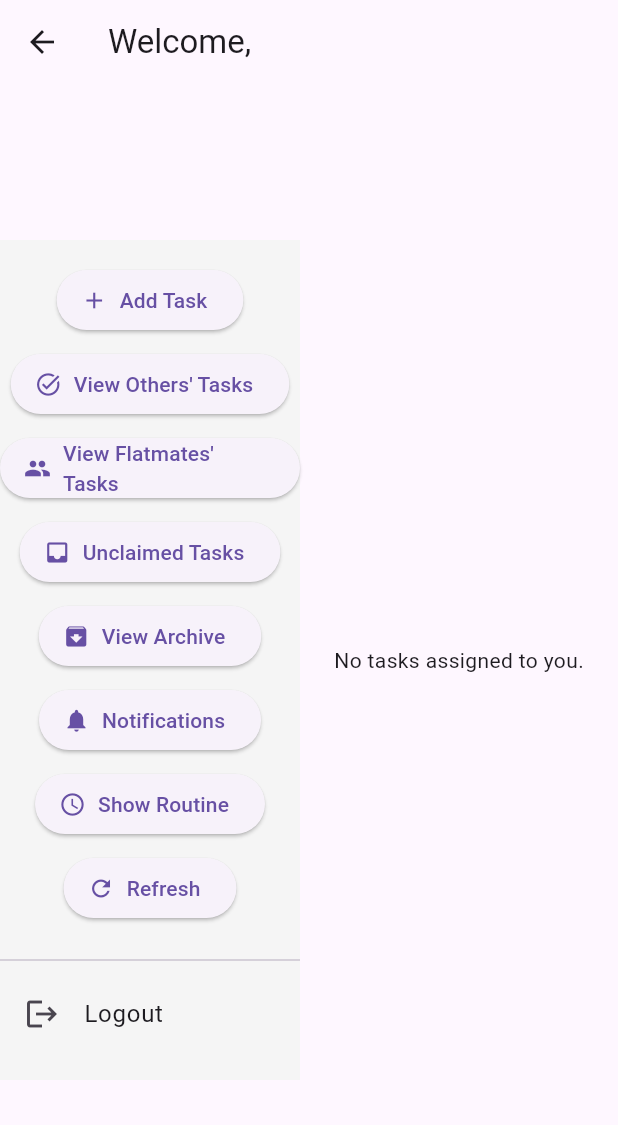
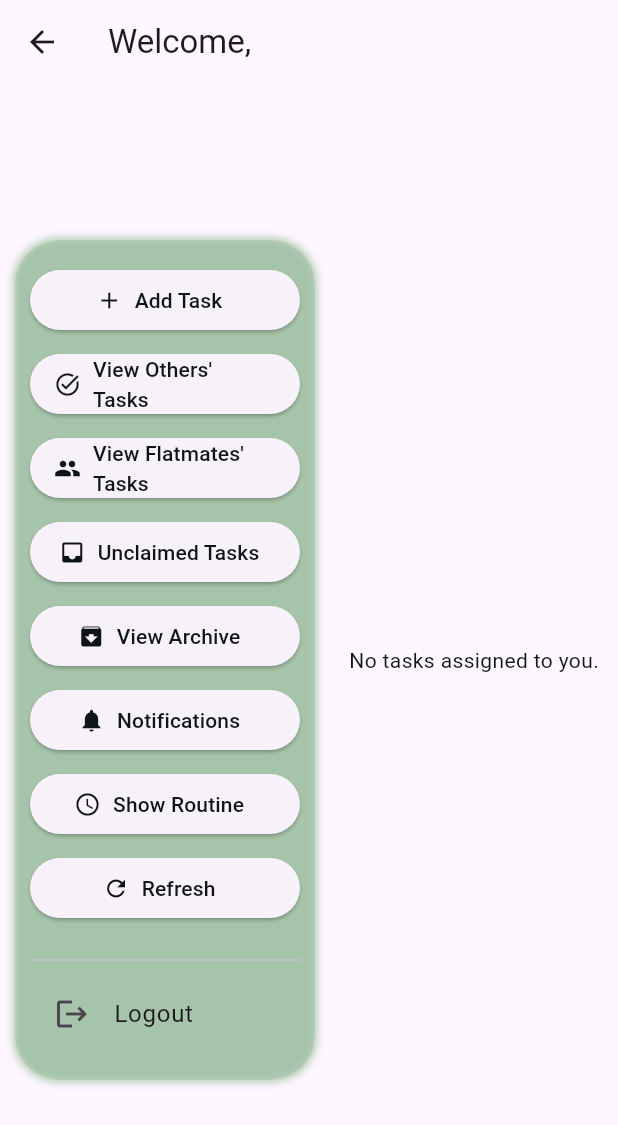
Before and after one commit to yuhanwwu/app_51, a Flutter app: the TaskPage screen opened directly with empty values, on a phone screen of 412 x 824 dp. Shown: the top 1125 px of the screen. Run offline on Flutter 3.47's test engine with Material 3 defaults, Android fonts, the phone set to English and light mode, and no system bars; our stand-ins replace cloud_firestore, firebase_auth, firebase_core, lottie, shared_preferences; missing offline and left inert: flutter_popup_card, universal_html; accounts and stored records are empty; network calls fail.

Commit message:
feat(ui): green ui, text, buttons and button alignment for navi bar

```diff
--- a/frontend/lib/main.dart
+++ b/frontend/lib/main.dart
@@ -233,7 +233,18 @@ class _MyAppState extends State<MyApp> {
       title: 'Task Manager',
       theme: ThemeData(
         primaryColor: AppColors.primary,
+        elevatedButtonTheme: ElevatedButtonThemeData(
+          style: ElevatedButton.styleFrom(foregroundColor: AppColors.text),
         ),
+        textTheme: const TextTheme(
+          bodyLarge: TextStyle(color: AppColors.text),
+          bodyMedium: TextStyle(color: AppColors.text),
+          labelLarge: TextStyle(color: AppColors.accent),
+        ),
+        textButtonTheme: TextButtonThemeData(
+          style: TextButton.styleFrom(foregroundColor: AppColors.accent),
+        ),
+      ),
       home: page,
     );
   }
--- a/frontend/lib/screens/add_task.dart
+++ b/frontend/lib/screens/add_task.dart
@@ -51,9 +51,9 @@ class _TaskInputScreenState extends State<TaskInputScreen> {
       'isOneOff': _isOneOff,
       'assignedFlat': assignedFlat,
       'assignedTo': _isOneOff
-        ? (_claimTask ? widget.userRef : null)
-        : widget.userRef,
-        // null : widget.userRef,
+          ? (_claimTask ? widget.userRef : null)
+          : widget.userRef,
+      // null : widget.userRef,
       'done': _isOneOff ? false : null,
       'setDate': DateFormat('yyyy-MM-dd').format(DateTime.now()),
       'priority': _isOneOff ? _priority : false,
--- a/frontend/lib/screens/task_page.dart
+++ b/frontend/lib/screens/task_page.dart
@@ -20,7 +20,8 @@ import '../main.dart';
 class TaskPage extends StatefulWidget {
   final FlatUser user;
   final VoidCallback onLogout;
-  const TaskPage({Key? key, required this.user, required this.onLogout}) : super(key: key);
+  const TaskPage({Key? key, required this.user, required this.onLogout})
+    : super(key: key);
 
   @override
   State<TaskPage> createState() => _TaskPageState();
@@ -35,7 +36,7 @@ class _TaskPageState extends State<TaskPage> {
   late final bool questionnaireDone;
   late final Flat flat;
   late Future<List<Task>> _allFlatTasks;
-  late Future<List<Task>> _userTasks;  // All tasks assigned to the user
+  late Future<List<Task>> _userTasks; // All tasks assigned to the user
   late Future<List<Task>> _unclaimedTasks;
 
   @override
@@ -88,7 +89,7 @@ class _TaskPageState extends State<TaskPage> {
         widthFactor: 0.5,
         child: PopupCard(
           elevation: 8,
-          color: AppColors.beige,
+          color: AppColors.background,
           shape: RoundedRectangleBorder(
             borderRadius: BorderRadius.circular(12),
           ),
@@ -122,7 +123,9 @@ class _TaskPageState extends State<TaskPage> {
   Future<List<Task>> fetchUserTasks(Future<List<Task>> allFlatTasks) async {
     final tasks = await allFlatTasks;
     // Filter all tasks assigned to the current user and not done
-    return tasks.where((t) => t.assignedTo == userRef && ((t.done ?? false) == false)).toList()
+    return tasks
+        .where((t) => t.assignedTo == userRef && ((t.done ?? false) == false))
+        .toList()
       ..sort((a, b) {
         // Prioritize by priority flag then setDate
         final priorityCompare = (b.priority ? 1 : 0) - (a.priority ? 1 : 0);
@@ -136,7 +139,9 @@ class _TaskPageState extends State<TaskPage> {
       });
   }
 
-  Future<List<Task>> fetchUnclaimedTasks(Future<List<Task>> allFlatTasks) async {
+  Future<List<Task>> fetchUnclaimedTasks(
+    Future<List<Task>> allFlatTasks,
+  ) async {
     final tasks = await allFlatTasks;
     return tasks.where((t) => t.assignedTo == null && t.isOneOff).toList()
       ..sort((a, b) {
@@ -153,7 +158,9 @@ class _TaskPageState extends State<TaskPage> {
 
   Future<List<Task>> fetchAllFlatTasks(DocumentReference flat) async {
     List<Task> allFlatTasks = [];
-    final queryRef = FirebaseFirestore.instance.collection('Tasks').where("assignedFlat", isEqualTo: flat);
+    final queryRef = FirebaseFirestore.instance
+        .collection('Tasks')
+        .where("assignedFlat", isEqualTo: flat);
     final querySnap = await queryRef.get();
     if (querySnap.docs.isNotEmpty) {
       allFlatTasks = querySnap.docs.map((doc) {
@@ -165,19 +172,26 @@ class _TaskPageState extends State<TaskPage> {
 
   Future<List<Task>> fetchArchivedTasks() async {
     final allTasks = await _allFlatTasks;
-    return allTasks.where((t) =>
+    return allTasks
+        .where(
+          (t) =>
               t.assignedTo == userRef &&
               (t.isOneOff || !t.isOneOff) &&
-      (t.done ?? false)
-    ).toList();
+              (t.done ?? false),
+        )
+        .toList();
   }
 
   Future<List<FlatUser>> fetchAllUsers(DocumentReference flat) async {
     List<FlatUser> allUsers = [];
-    final queryRef = FirebaseFirestore.instance.collection('Users').where('flat', isEqualTo: flat);
+    final queryRef = FirebaseFirestore.instance
+        .collection('Users')
+        .where('flat', isEqualTo: flat);
     final querySnap = await queryRef.get();
     if (querySnap.docs.isNotEmpty) {
-      allUsers = querySnap.docs.map((doc) => FlatUser.fromFirestore(doc)).toList();
+      allUsers = querySnap.docs
+          .map((doc) => FlatUser.fromFirestore(doc))
+          .toList();
     }
     return allUsers;
   }
@@ -186,7 +200,7 @@ class _TaskPageState extends State<TaskPage> {
     showModalBottomSheet(
       context: context,
       isScrollControlled: true,
-      backgroundColor: Colors.white,
+      backgroundColor: AppColors.background,
       shape: RoundedRectangleBorder(
         borderRadius: BorderRadius.vertical(top: Radius.circular(20)),
       ),
@@ -225,7 +239,7 @@ class _TaskPageState extends State<TaskPage> {
     showModalBottomSheet(
       context: context,
       isScrollControlled: true,
-      backgroundColor: Colors.white,
+      backgroundColor: AppColors.background,
       shape: RoundedRectangleBorder(
         borderRadius: BorderRadius.vertical(top: Radius.circular(20)),
       ),
@@ -250,14 +264,15 @@ class _TaskPageState extends State<TaskPage> {
     );
   }
 
-
   void _showOthersTasksModal() async {
     final allTasks = await _allFlatTasks;
-    final othersTasks = allTasks.where((t) => t.assignedTo != null && t.assignedTo != userRef).toList();
+    final othersTasks = allTasks
+        .where((t) => t.assignedTo != null && t.assignedTo != userRef)
+        .toList();
     showModalBottomSheet(
       context: context,
       isScrollControlled: true,
-      backgroundColor: Colors.white,
+      backgroundColor: AppColors.background,
       shape: RoundedRectangleBorder(
         borderRadius: BorderRadius.vertical(top: Radius.circular(20)),
       ),
@@ -286,7 +301,7 @@ class _TaskPageState extends State<TaskPage> {
     final users = await fetchAllUsers(flatDoc);
     showModalBottomSheet(
       context: context,
-      backgroundColor: Colors.white,
+      backgroundColor: AppColors.background,
       shape: RoundedRectangleBorder(
         borderRadius: BorderRadius.vertical(top: Radius.circular(20)),
       ),
@@ -300,7 +315,8 @@ class _TaskPageState extends State<TaskPage> {
               Navigator.push(
                 context,
                 MaterialPageRoute(
-                  builder: (context) => NudgeUserPage(user: u, allFlatTasks: _allFlatTasks),
+                  builder: (context) =>
+                      NudgeUserPage(user: u, allFlatTasks: _allFlatTasks),
                 ),
               );
             },
@@ -310,29 +326,17 @@ class _TaskPageState extends State<TaskPage> {
     );
   }
 
-  @override
-  Widget build(BuildContext context) {
-    return Scaffold(
-      appBar: AppBar(
-        title: Text('Welcome, $name'),
-      ),
-      body: Row(
-        children: [
-          Container(
-            width: 200,
-            color: Colors.grey[100],
-            child: SingleChildScrollView(
-              child: Column(
-                children: [
-                  const SizedBox(height: 16),
-                  ElevatedButton.icon(
+  Widget sidebarAddTaskButton() {
+    return FractionallySizedBox(
+      widthFactor: 1,
+      child: ElevatedButton.icon(
         icon: Icon(Icons.add),
         label: Text('Add Task'),
         onPressed: () {
           showModalBottomSheet(
             context: context,
             isScrollControlled: true,
-                        backgroundColor: Colors.white,
+            backgroundColor: AppColors.background,
             shape: RoundedRectangleBorder(
               borderRadius: BorderRadius.vertical(top: Radius.circular(20)),
             ),
@@ -347,52 +351,110 @@ class _TaskPageState extends State<TaskPage> {
           );
         },
       ),
+    );
+  }
+
+  @override
+  Widget build(BuildContext context) {
+    return Scaffold(
+      appBar: AppBar(title: Text('Welcome, $name')),
+      body: Row(
+        children: [
+          Padding(
+            padding: EdgeInsetsGeometry.all(10),
+            child: Container(
+              width: 200,
+              decoration: BoxDecoration(
+                color: AppColors.accent.withAlpha(70),
+                borderRadius: BorderRadius.circular(30),
+                boxShadow: [
+                  BoxShadow(
+                    color: AppColors.secondary,
+                    offset: Offset(0, 0),
+                    blurRadius: 4.0,
+                    spreadRadius: 1.0,
+                  ),
+                ],
+              ),
+              child: SingleChildScrollView(
+                child: Padding(
+                  padding: EdgeInsets.symmetric(horizontal: 10),
+                  child: Column(
+                    mainAxisAlignment: MainAxisAlignment.center,
+                    crossAxisAlignment: CrossAxisAlignment.start,
+                    children: [
+                      const SizedBox(height: 16),
+                      sidebarAddTaskButton(),
                       const SizedBox(height: 8),
-                  ElevatedButton.icon(
+                      FractionallySizedBox(
+                        widthFactor: 1,
+                        child: ElevatedButton.icon(
                           icon: Icon(Icons.task_alt),
                           label: Text("View Others' Tasks"),
                           onPressed: _showOthersTasksModal,
                         ),
+                      ),
                       const SizedBox(height: 8),
-                  ElevatedButton.icon(
+                      FractionallySizedBox(
+                        widthFactor: 1,
+                        child: ElevatedButton.icon(
                           icon: Icon(Icons.people),
                           label: Text('View Flatmates\' Tasks'),
                           onPressed: _showFlatmatesModal,
                         ),
+                      ),
                       const SizedBox(height: 8),
-                  ElevatedButton.icon(
+                      FractionallySizedBox(
+                        widthFactor: 1,
+                        child: ElevatedButton.icon(
                           icon: Icon(Icons.inbox),
                           label: Text('Unclaimed Tasks'),
                           onPressed: _showUnclaimedTasksModal,
                         ),
+                      ),
                       const SizedBox(height: 8),
-                  ElevatedButton.icon(
+                      FractionallySizedBox(
+                        widthFactor: 1,
+                        child: ElevatedButton.icon(
                           icon: Icon(Icons.archive),
                           label: Text('View Archive'),
                           onPressed: _showArchivedTasksModal,
                         ),
+                      ),
                       const SizedBox(height: 8),
-                  ElevatedButton.icon(
+                      FractionallySizedBox(
+                        widthFactor: 1,
+                        child: ElevatedButton.icon(
                           icon: Icon(Icons.notifications),
                           label: Text('Notifications'),
                           onPressed: () {
                             Navigator.push(
                               context,
-                        MaterialPageRoute(builder: (_) => NotificationsPage(username: username)),
+                              MaterialPageRoute(
+                                builder: (_) =>
+                                    NotificationsPage(username: username),
+                              ),
                             );
                           },
                         ),
+                      ),
                       const SizedBox(height: 8),
-                  ElevatedButton.icon(
+                      FractionallySizedBox(
+                        widthFactor: 1,
+                        child: ElevatedButton.icon(
                           icon: Icon(Icons.schedule),
                           label: Text('Show Routine'),
                           onPressed: () => showRoutineCard(context, flat),
                         ),
+                      ),
                       const SizedBox(height: 8),
-                  ElevatedButton.icon(
+                      FractionallySizedBox(
+                        widthFactor: 1,
+                        child: ElevatedButton.icon(
                           icon: Icon(Icons.refresh),
                           label: Text('Refresh'),
                           onPressed: _loadTasks,
+                        ),
                       ),
                       const SizedBox(height: 16),
                       Divider(),
@@ -403,6 +465,8 @@ class _TaskPageState extends State<TaskPage> {
                       ),
                       const SizedBox(height: 16),
                     ],
+                  ),
+                ),
               ),
             ),
           ),
```
Also changed, not shown: frontend/lib/customWidgets/task_tile.dart (+3 -9 lines), frontend/lib/screens/add_flat.dart (+6 -5 lines), frontend/lib/screens/login.dart (+27 -12 lines), frontend/lib/screens/xtask_page.dart (+17 -11 lines), frontend/pubspec.lock. Lines whose indentation alone changed are shown as unchanged.
